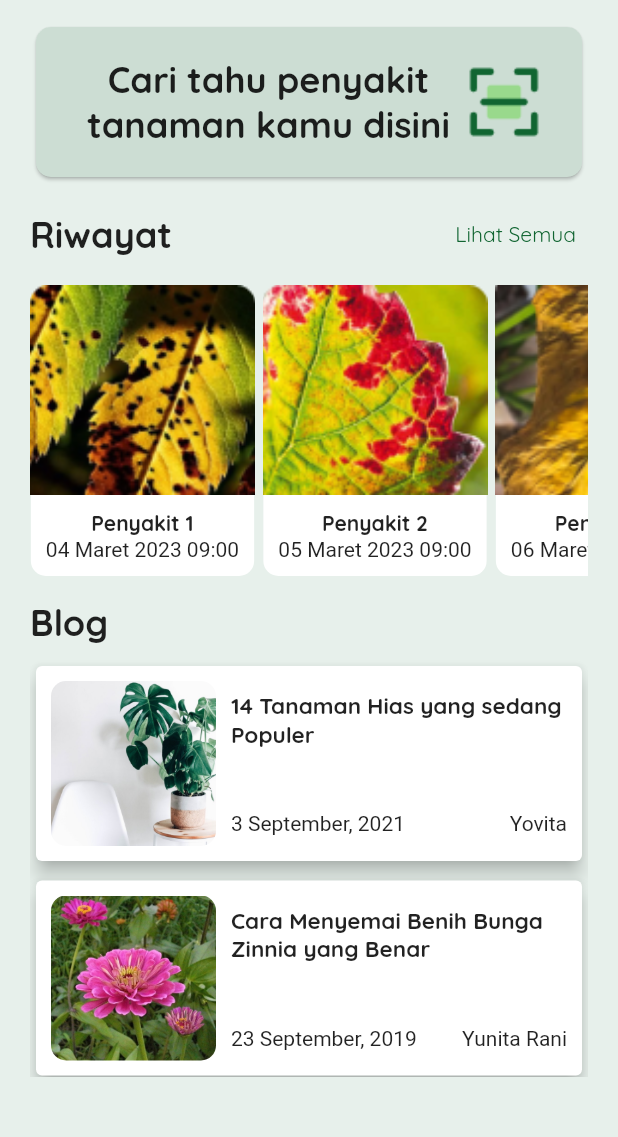
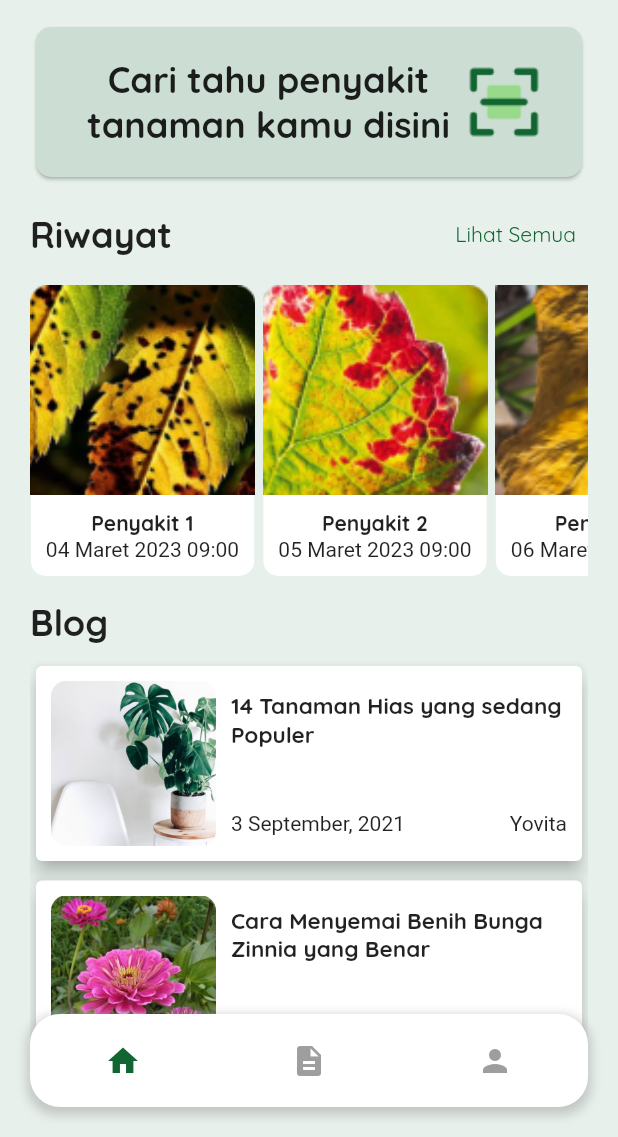
Before and after one commit to FieryInferno/aplikasi_pendeteksi_penyakit_tanaman, a Flutter app: the screen it shows after launch, on a phone screen of 412 x 824 dp, the part 99-1236 px from its top. Run offline on Flutter 3.47's test engine with Material 2 defaults, Android fonts, the phone set to English and light mode, and no system bars.

Commit message:
Add floating menu

```diff
--- a/lib/home.dart
+++ b/lib/home.dart
@@ -14,7 +14,9 @@ class Home extends StatelessWidget {
   @override
   Widget build(BuildContext context) {
     return Scaffold(
-      body: Container(
+      body: Stack(
+        children: [
+          Container(
             color: const Color(0xFFE7F0EB),
             padding: const EdgeInsets.symmetric(
               vertical: 40,
@@ -103,7 +105,8 @@ class Home extends StatelessWidget {
                     scrollDirection: Axis.horizontal,
                     itemBuilder: (context, index) =>
                         RiwayatItem(riwayat: _list[index]),
-                separatorBuilder: (context, index) => const SizedBox(width: 5),
+                    separatorBuilder: (context, index) =>
+                        const SizedBox(width: 5),
                     itemCount: _list.length,
                   ),
                 ),
@@ -119,13 +122,53 @@ class Home extends StatelessWidget {
                     itemBuilder: (context, index) => BlogItem(
                       blog: _blogs[index],
                     ),
-                separatorBuilder: (context, index) => const SizedBox(height: 5),
+                    separatorBuilder: (context, index) =>
+                        const SizedBox(height: 5),
                     itemCount: _blogs.length,
                   ),
                 ),
               ],
             ),
           ),
+          Positioned(
+            bottom: 20,
+            left: 20,
+            right: 20,
+            child: Container(
+              height: 62,
+              decoration: BoxDecoration(
+                borderRadius: BorderRadius.circular(20),
+                color: Colors.white,
+                boxShadow: [
+                  BoxShadow(
+                    color: Colors.grey.withOpacity(0.5), // Warna bayangan
+                    spreadRadius: 2, // Penyebaran bayangan
+                    blurRadius: 5, // Ukuran bayangan
+                    offset: const Offset(0, 3),
+                  ),
+                ],
+              ),
+              child: Row(
+                mainAxisAlignment: MainAxisAlignment.spaceAround,
+                children: const [
+                  Icon(
+                    Icons.home,
+                    color: Color(0xFF116531),
+                  ),
+                  Icon(
+                    Icons.description,
+                    color: Colors.grey,
+                  ),
+                  Icon(
+                    Icons.person,
+                    color: Colors.grey,
+                  ),
+                ],
+              ),
+            ),
+          ),
+        ],
+      ),
     );
   }
 }
```
Lines whose indentation alone changed are shown as unchanged.
